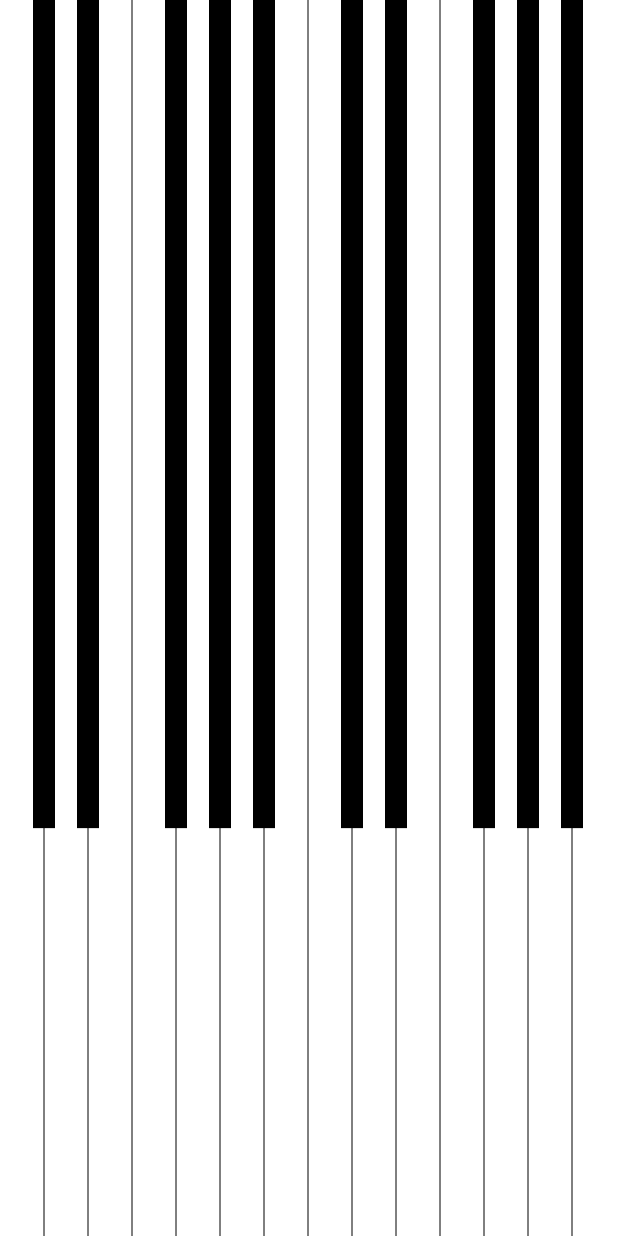
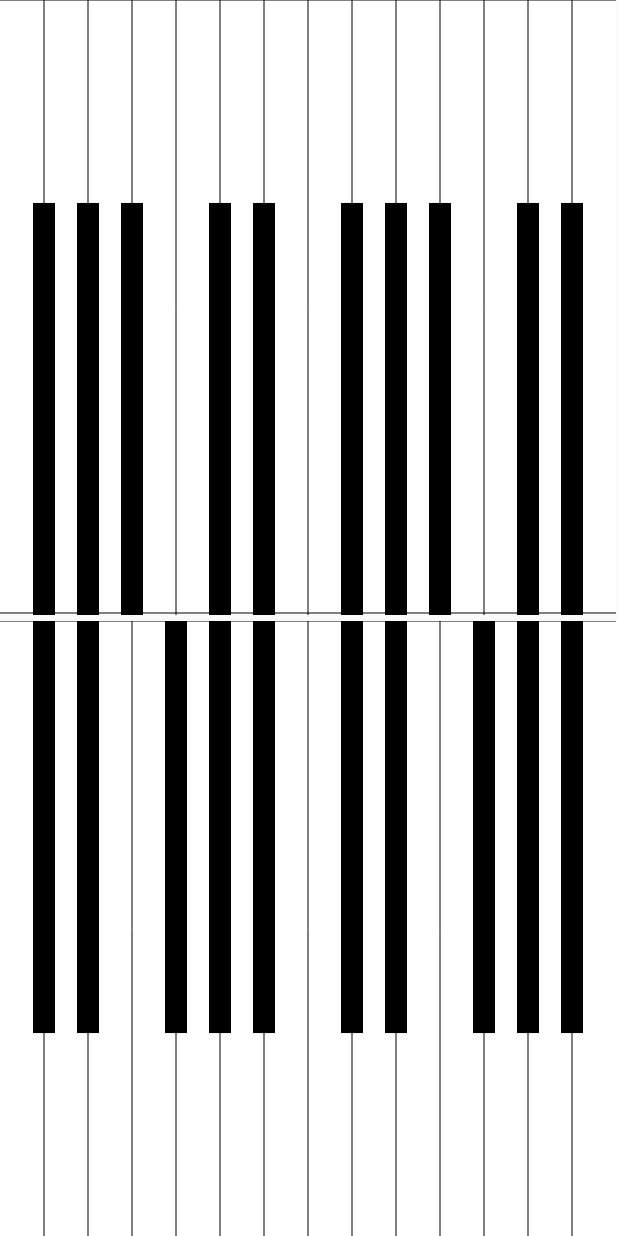
Before and after one commit to TrinhNhatHung/PianoApp, an Android app: the layout activity_main.xml on its own in the app's theme, with its tools: preview values and no code run, on a phone screen of 412 x 824 dp. Run offline under Robolectric (Android 15) with nearby library versions, the phone set to English and light mode, and no system bars.

Commit message:
piano version-2

```diff
--- a/app/src/main/AndroidManifest.xml
+++ b/app/src/main/AndroidManifest.xml
@@ -8,7 +8,8 @@
         android:label="@string/app_name"
         android:roundIcon="@mipmap/ic_launcher_round"
         android:supportsRtl="true"
-        android:theme="@style/AppTheme">
+        android:theme="@style/AppTheme"
+        >
         <activity android:name=".MainActivity">
             <intent-filter>
                 <action android:name="android.intent.action.MAIN" />
--- a/app/src/main/java/com/example/piano/util/SoundManager.java
+++ b/app/src/main/java/com/example/piano/util/SoundManager.java
@@ -6,6 +6,7 @@ import android.media.AudioManager;
 import android.media.SoundPool;
 import android.os.Handler;
 import android.util.SparseIntArray;
+import android.widget.Toast;
 
 import com.example.piano.R;
 
@@ -36,7 +37,7 @@ public class SoundManager {
     public void init (Context context){
         this.mContext = context;
         instance.initStreamtypeMedia((Activity) context);
-        instance.addSound(R.raw.a3);
+        instance.addSound(R.raw.c3);
         instance.addSound(R.raw.c4);
         instance.addSound(R.raw.d2);
         instance.addSound(R.raw.d3);
@@ -48,9 +49,9 @@ public class SoundManager {
         instance.addSound(R.raw.g4);
         instance.addSound(R.raw.a3);
         instance.addSound(R.raw.a4);
+        instance.addSound(R.raw.b2);
         instance.addSound(R.raw.b3);
         instance.addSound(R.raw.b4);
-        instance.addSound(R.raw.db4);
         instance.addSound(R.raw.db4);
         instance.addSound(R.raw.eb3);
         instance.addSound(R.raw.eb4);
@@ -73,11 +74,12 @@ public class SoundManager {
         if (mMuted){
             return;
         }
-        boolean hasSound = mSoundPoolMap.indexOfKey(soundID) >= 0 ;
+//        Toast.makeText(mContext,"" + soundID,Toast.LENGTH_SHORT).show();
+        boolean hasSound = mSoundPoolMap.size() > soundID ;
         if (!hasSound){
             return;
         }
-        final int sound = mSoundPool.play(mSoundPoolMap.get(soundID),
+        final int sound = mSoundPool.play(mSoundPoolMap.valueAt(soundID),
                               1,1,1,0,1f);
     }
 
--- a/app/src/main/java/com/example/piano/view/PianoView.java
+++ b/app/src/main/java/com/example/piano/view/PianoView.java
@@ -19,11 +19,11 @@ import java.util.ArrayList;
 
 public class PianoView extends View {
     public static  final int NUMBER_KEYS =14;
-    private Paint black,white,yellow;
-    private ArrayList<Key> whites, blacks;
-    private int keyWidth, keyHeight;
-    private Handler handler;
-    private SoundManager soundManager;
+    protected Paint black,white,yellow;
+    protected ArrayList<Key> whites, blacks;
+    protected int keyWidth, keyHeight;
+    protected Handler handler;
+    protected SoundManager soundManager;
     public PianoView(Context context, @Nullable AttributeSet attrs) {
         super(context, attrs);
         soundManager = SoundManager.getInstance();
@@ -87,6 +87,7 @@ public class PianoView extends View {
         for (Key key : blacks){
             canvas.drawRect(key.rectF,key.down? yellow:black);
         }
+        canvas.drawLine(0,0,NUMBER_KEYS * keyWidth,0,black);
     }
 
     @Override
@@ -114,11 +115,13 @@ public class PianoView extends View {
                 float y = event.getY(touchIndex);
                 Key key = keyIsOnTouchEvent(x,y);
                 if (key!=null){
-                    for (Key key1 : tmp ){
-                        if (key.equals(key1)){
-                            key1.down = true;
+                    for (int i = 0; i < tmp.size();i++ ){
+                        if (key.equals(tmp.get(i))){
+                            tmp.get(i).down = true;
+//                            Toast.makeText(getContext(),"abc",Toast.LENGTH_SHORT).show();
+                            soundManager.playSound(i);
                         } else {
-                            key1.down = false;
+                            tmp.get(i).down = false;
                         }
                     }
                 }
@@ -128,7 +131,7 @@ public class PianoView extends View {
         return true;
     }
 
-    private Key keyIsOnTouchEvent (float x, float y){
+    protected Key keyIsOnTouchEvent (float x, float y){
         for (Key key : blacks){
             if (key.rectF.contains(x,y)){
                 return key;
--- /dev/null
+++ b/app/src/main/java/com/example/piano/view/PianoView1.java
@@ -0,0 +1,57 @@
+package com.example.piano.view;
+
+import android.content.Context;
+import android.graphics.Canvas;
+import android.graphics.Color;
+import android.graphics.Paint;
+import android.graphics.RectF;
+import android.util.AttributeSet;
+import android.view.MotionEvent;
+
+import androidx.annotation.Nullable;
+
+import com.example.piano.model.Key;
+
+public class PianoView1 extends PianoView {
+    public PianoView1(Context context, @Nullable AttributeSet attrs) {
+        super(context, attrs);
+    }
+
+    @Override
+    protected void onSizeChanged(int w, int h, int oldw, int oldh) {
+        keyWidth = w / NUMBER_KEYS;
+        keyHeight = h;
+        int count =15;
+        for (int i =0 ; i < NUMBER_KEYS ; i++){
+            int right = (NUMBER_KEYS - i) * keyWidth;
+            int left = (NUMBER_KEYS - i -1) * keyWidth;
+
+            if (i == NUMBER_KEYS -1){
+                left = 0;
+            }
+            RectF rect = new RectF(left,0,right,h);
+            whites.add(new Key(i+1,rect,false));
+
+            // Khoi tao phim mau den
+            if (i != 0 &&  i!=3 && i != 7 && i != 10){
+                rect = new RectF((float) (NUMBER_KEYS -i-1) * keyWidth + 0.75f * keyWidth
+                        , 0.33f * keyHeight
+                        , (float)(NUMBER_KEYS - i) *keyWidth + 0.25f * keyWidth
+                        , keyHeight);
+                blacks.add(new Key(count,rect,false));
+                count ++;
+            }
+        }
+    }
+
+    @Override
+    protected void onDraw(Canvas canvas) {
+        super.onDraw(canvas);
+        canvas.drawLine(0, keyHeight -2, NUMBER_KEYS * keyWidth,keyHeight -2 ,black);
+    }
+
+    @Override
+    public boolean onTouchEvent(MotionEvent event) {
+        return super.onTouchEvent(event);
+    }
+}
--- a/app/src/main/res/layout/activity_main.xml
+++ b/app/src/main/res/layout/activity_main.xml
@@ -1,17 +1,24 @@
 <?xml version="1.0" encoding="utf-8"?>
-<androidx.constraintlayout.widget.ConstraintLayout xmlns:android="http://schemas.android.com/apk/res/android"
+<LinearLayout xmlns:android="http://schemas.android.com/apk/res/android"
     xmlns:app="http://schemas.android.com/apk/res-auto"
     xmlns:tools="http://schemas.android.com/tools"
     android:layout_width="match_parent"
     android:layout_height="match_parent"
-    tools:context=".MainActivity">
+    tools:context=".MainActivity"
+    android:orientation="vertical">
+
+    <com.example.piano.view.PianoView1
+        android:id="@+id/player2"
+        android:layout_width="match_parent"
+        android:layout_height="match_parent"
+        android:layout_marginBottom="2dp"
+        android:layout_weight="1"></com.example.piano.view.PianoView1>
 
     <com.example.piano.view.PianoView
+        android:id="@+id/player1"
         android:layout_width="match_parent"
         android:layout_height="match_parent"
-        app:layout_constraintBottom_toBottomOf="parent"
-        app:layout_constraintEnd_toEndOf="parent"
-        app:layout_constraintStart_toStartOf="parent"
-        app:layout_constraintTop_toTopOf="parent"></com.example.piano.view.PianoView>
+        android:layout_marginTop="2dp"
+        android:layout_weight="1"></com.example.piano.view.PianoView>
 
-</androidx.constraintlayout.widget.ConstraintLayout>
+</LinearLayout>
--- a/app/src/main/res/values/styles.xml
+++ b/app/src/main/res/values/styles.xml
@@ -1,6 +1,6 @@
 <resources>
     <!-- Base application theme. -->
-    <style name="AppTheme" parent="Theme.AppCompat.Light.DarkActionBar">
+    <style name="AppTheme" parent="Theme.AppCompat.Light.NoActionBar">
         <!-- Customize your theme here. -->
         <item name="colorPrimary">@color/colorPrimary</item>
         <item name="colorPrimaryDark">@color/colorPrimaryDark</item>
```
